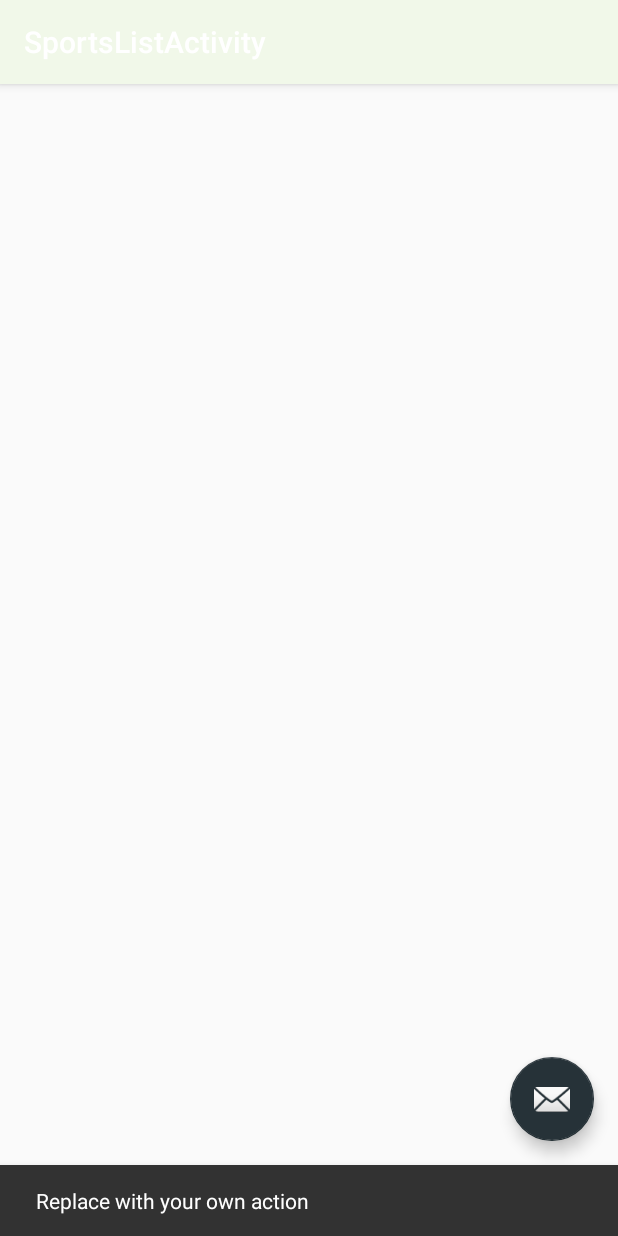
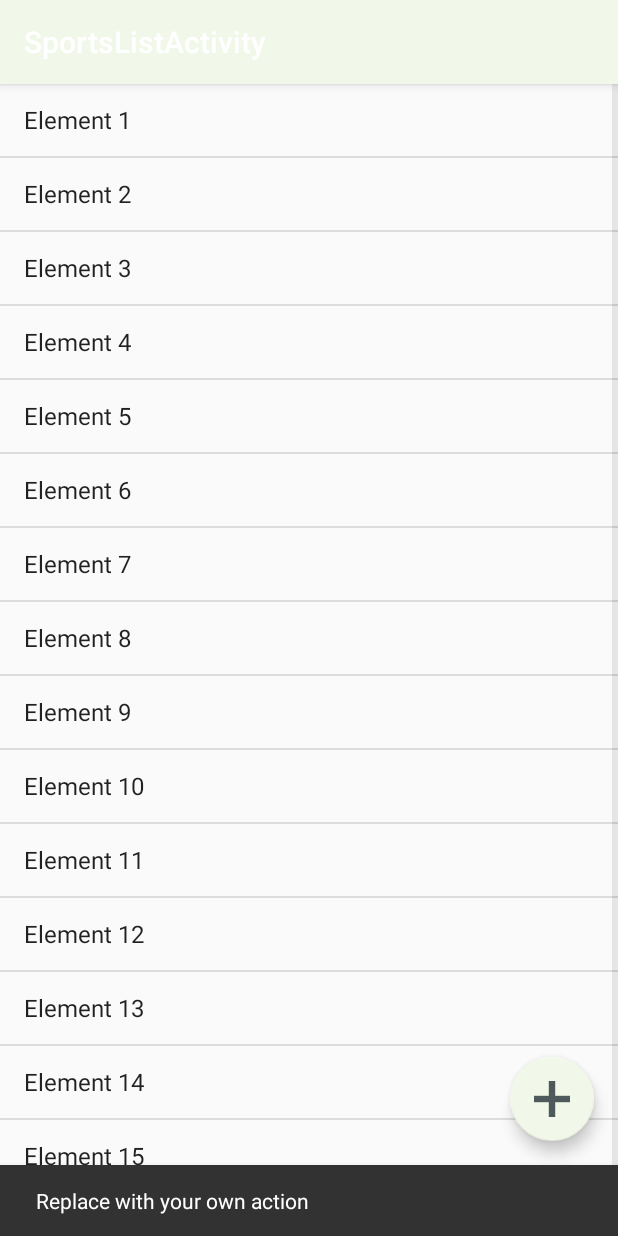
Before and after one commit to kamilkomnacki/SportResultsTracker, an Android app: the SportsListActivity screen opened directly, with no data from a screen before it, after a tap on an icon or button, on a phone screen of 412 x 824 dp. Run offline under Robolectric (Android 15) with nearby library versions, the light colour scheme and no system bars.

Commit message:
Add ListView with FloatButton.

```diff
--- a/app/src/main/java/com/komnacki/sportresultstracker/SportsListActivity.kt
+++ b/app/src/main/java/com/komnacki/sportresultstracker/SportsListActivity.kt
@@ -3,10 +3,14 @@ package com.komnacki.sportresultstracker
 import android.os.Bundle
 import android.support.design.widget.Snackbar
 import android.support.v7.app.AppCompatActivity
+import android.widget.ArrayAdapter
 
 import kotlinx.android.synthetic.main.activity_sports_list.*
+import kotlinx.android.synthetic.main.content_sports_list.*
 
 class SportsListActivity : AppCompatActivity() {
+
+    var list = ArrayList<String>()
 
     override fun onCreate(savedInstanceState: Bundle?) {
         super.onCreate(savedInstanceState)
@@ -17,6 +21,27 @@ class SportsListActivity : AppCompatActivity() {
             Snackbar.make(view, "Replace with your own action", Snackbar.LENGTH_LONG)
                     .setAction("Action", null).show()
         }
+
+        list.add("Element 1")
+        list.add("Element 2")
+        list.add("Element 3")
+        list.add("Element 4")
+        list.add("Element 5")
+        list.add("Element 6")
+        list.add("Element 7")
+        list.add("Element 8")
+        list.add("Element 9")
+        list.add("Element 10")
+        list.add("Element 11")
+        list.add("Element 12")
+        list.add("Element 13")
+        list.add("Element 14")
+        list.add("Element 15")
+        list.add("Element 16")
+
+        val adapter = ArrayAdapter<String>(this, android.R.layout.simple_list_item_1, list)
+        lv_sports.adapter = adapter
+
     }
 
 }
--- a/app/src/main/res/layout/activity_sports_list.xml
+++ b/app/src/main/res/layout/activity_sports_list.xml
@@ -28,6 +28,7 @@
         android:layout_height="wrap_content"
         android:layout_gravity="bottom|end"
         android:layout_margin="@dimen/fab_margin"
-        app:srcCompat="@android:drawable/ic_dialog_email" />
+        app:backgroundTint="@color/colorPrimary"
+        app:srcCompat="@drawable/ic_fb_add_dark" />
 
 </android.support.design.widget.CoordinatorLayout>
--- a/app/src/main/res/layout/content_sports_list.xml
+++ b/app/src/main/res/layout/content_sports_list.xml
@@ -8,4 +8,10 @@
     tools:context="com.komnacki.sportresultstracker.SportsListActivity"
     tools:showIn="@layout/activity_sports_list">
 
+    <ListView
+        android:id="@+id/lv_sports"
+        android:layout_width="wrap_content"
+        android:layout_height="wrap_content">
+    </ListView>
+
 </android.support.constraint.ConstraintLayout>
```
Also changed, not shown: app/src/main/res/drawable-hdpi/ic_fb_add_dark.png (added), app/src/main/res/drawable-mdpi/ic_fb_add_dark.png (added), app/src/main/res/drawable-xhdpi/ic_fb_add_dark.png (added), app/src/main/res/drawable-xxhdpi/ic_fb_add_dark.png (added).
